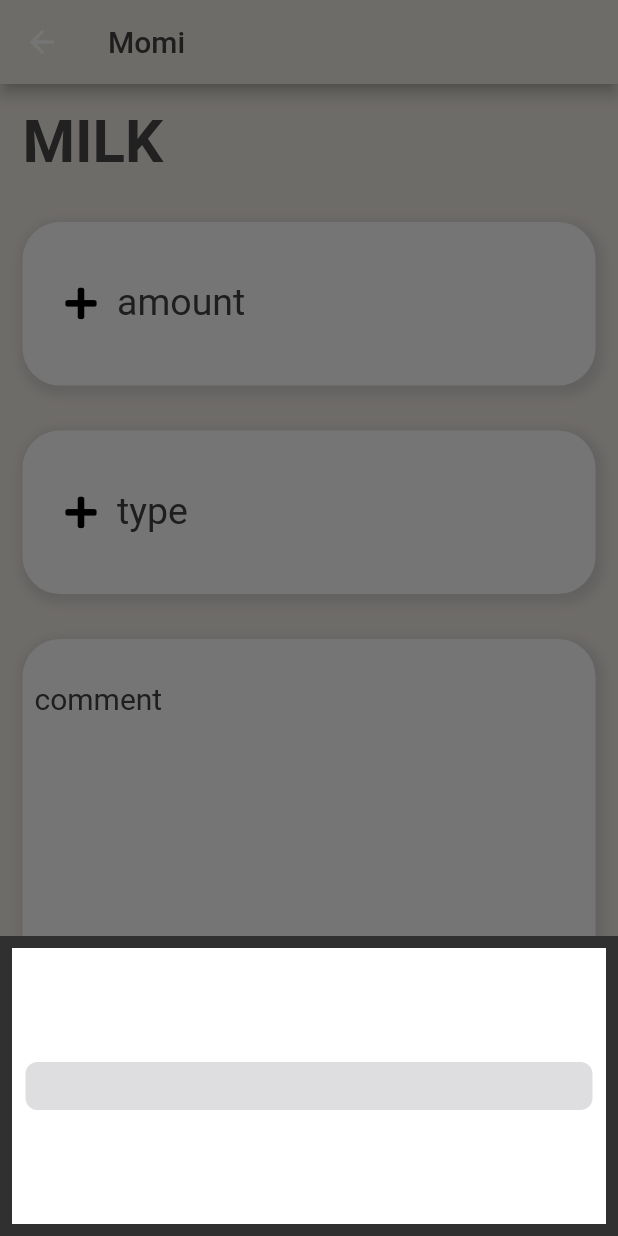
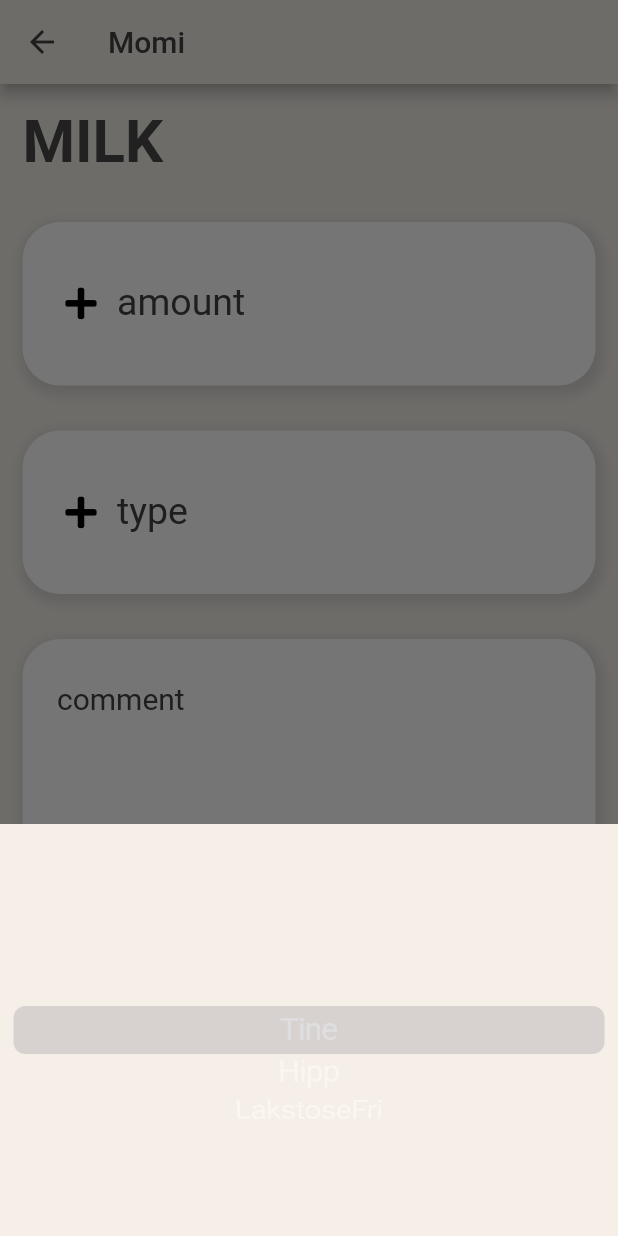
Before and after one commit to shahirriaz/momina_App, a Flutter app: the MilkScreen screen opened by its route, after a tap on "type", on a phone screen of 412 x 824 dp. Run offline on Flutter 3.47's test engine with Material 2 defaults, Android fonts, the light colour scheme and no system bars; our stand-ins replace animated_text_kit, cloud_firestore, firebase_auth, firebase_core, font_awesome_flutter, material_design_icons_flutter and 1 more; accounts and stored records are empty.

```diff
--- a/lib/networking_and_firebase.dart
+++ b/lib/networking_and_firebase.dart
@@ -104,7 +104,6 @@ class Networking {
 
     try{
 
-      final currentTime = DateTime.now().hour;
 
         _firestore.collection('sleepPattern').add({
           'awake' : awake,
@@ -121,7 +120,6 @@ class Networking {
     getCurrentUser();
 
     try{
-      final currentTime = DateTime.now().hour;
         _firestore.collection('sleepPattern').add({
           'asleep' : asleep,
           'sender' : loggedInUser.email,
--- a/lib/screens/milk_screen.dart
+++ b/lib/screens/milk_screen.dart
@@ -31,8 +31,15 @@ class _MilkScreenState extends State<MilkScreen> {
 
   @override
   Widget build(BuildContext context) {
-    return Scaffold(
+    return GestureDetector(
+      onTap: () {
+        FocusScope.of(context).requestFocus(new FocusNode());
+      },
+      child: Scaffold(
           appBar: AppBar(
+            leading: BackButton(
+                color: Color(0xFF424242)
+            ),
             title: Text(
               'Momi',
               style: TextStyle(
@@ -89,6 +96,7 @@ class _MilkScreenState extends State<MilkScreen> {
               ),
             ),
           )
+      ),
     );
   }
 
@@ -100,15 +108,14 @@ class _MilkScreenState extends State<MilkScreen> {
       context: context,
       builder: (BuildContext context) =>
         Container(
-          padding: EdgeInsets.all(8),
-          height: 200,
+          height: MediaQuery.of(context).size.height / 3,
           alignment: Alignment.center,
           child: CupertinoPicker(
+            backgroundColor: kActiveCardColourPrimary,
             scrollController: FixedExtentScrollController(
               initialItem: _selectedNumber,
             ),
             itemExtent: 32.0,
-            backgroundColor: Colors.white,
             onSelectedItemChanged: (int value) {
               _controller.text = melkeType[value];
 
@@ -135,14 +142,13 @@ class _MilkScreenState extends State<MilkScreen> {
       context: context,
       builder: (BuildContext context) =>
           Container(
-            padding: EdgeInsets.all(8),
-            height: 200,
+            height: MediaQuery.of(context).size.height / 3,
             alignment: Alignment.center,
             child: CupertinoPicker(
               scrollController: FixedExtentScrollController(
               ),
               itemExtent: 32.0,
-              backgroundColor: Colors.white,
+              backgroundColor: kActiveCardColourPrimary,
               onSelectedItemChanged: (int value) {
                 _controller2.text = (value + 1).toString();
                 setState(() {
@@ -195,7 +201,9 @@ class Comment_Card extends StatelessWidget  {
               child: Column(
                 mainAxisAlignment: MainAxisAlignment.center,
                 children: [
-                  TextField(
+                  Padding(
+                    padding: const EdgeInsets.only(left: 15),
+                    child: TextField(
                       onChanged: onChange,
                       keyboardType: TextInputType.multiline,
                       maxLines: null,
@@ -210,6 +218,7 @@ class Comment_Card extends StatelessWidget  {
                       style: TextStyle(
                         fontSize: 20.0,
                           color: Color(0xFF424242)
+                      ),
                     ),
                   ),
                 ],
--- a/lib/screens/poop_screen.dart
+++ b/lib/screens/poop_screen.dart
@@ -47,8 +47,12 @@ class _PoopScreenState extends State<PoopScreen> {
   Widget build(BuildContext context) {
     return Scaffold(
           appBar: AppBar(
+            leading: BackButton(
+                color: Color(0xFF424242)
+            ),
             title: Text(
-              'Momi',
+              'Momi', style: TextStyle(color: Color(0xFF424242)
+            ),
             ),
           ),
           body: Column(
--- a/lib/screens/welcome_screen.dart
+++ b/lib/screens/welcome_screen.dart
@@ -22,7 +22,7 @@ class _WelcomeScreenState extends State<WelcomeScreen>
     super.initState();
 
     controller =
-        AnimationController(duration: Duration(seconds: 2), vsync: this);
+        AnimationController(duration: Duration(seconds: 3), vsync: this);
     animation = ColorTween(
             begin: Colors.blueGrey, end: kActiveCardColourPrimary)
         .animate(controller);
```
Also changed, not shown: lib/screens/food_screen.dart (+6 -1 lines), lib/screens/home_screen.dart (+16 -3 lines), lib/screens/login_screen.dart (+36 -16 lines), lib/screens/registration_screen.dart (+28 -12 lines). Lines whose indentation alone changed are shown as unchanged.
